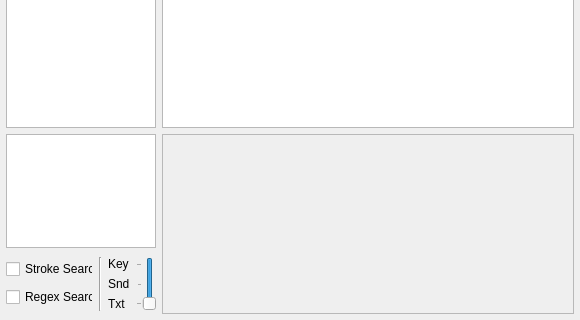
Old version of the form spectra_lexer/qt/main_window.ui in the repository fourshade/spectra_lexer; both pictures show x 0 to 580 and y 150 to 470 of the 580 by 470 pixel window.
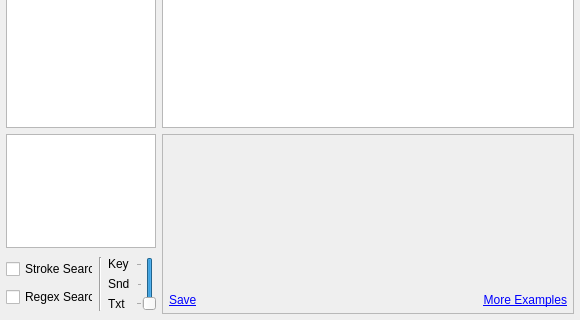
New version of the form. Custom widgets are drawn as their Qt base class.

Commit message: Add example and save links to built-in GUI

Patch:
```diff
--- a/spectra_lexer/qt/main_window.ui
+++ b/spectra_lexer/qt/main_window.ui
@@ -365,10 +365,7 @@
       <property name="frameShape">
        <enum>QFrame::StyledPanel</enum>
       </property>
-      <layout class="QVBoxLayout" name="lt_info">
-       <property name="spacing">
-        <number>2</number>
-       </property>
+      <layout class="QGridLayout" name="lt_info">
        <property name="leftMargin">
         <number>6</number>
        </property>
@@ -381,6 +378,11 @@
        <property name="bottomMargin">
         <number>6</number>
        </property>
+       <item row="0" column="0">
+        <layout class="QVBoxLayout" name="lt_info_main">
+         <property name="spacing">
+          <number>2</number>
+         </property>
        <item>
         <widget class="QLabel" name="w_caption">
          <property name="sizePolicy">
@@ -430,6 +432,44 @@
           </size>
          </property>
         </widget>
+         </item>
+        </layout>
+       </item>
+       <item row="0" column="0">
+        <layout class="QHBoxLayout" name="lt_info_links">
+         <item>
+          <widget class="QLabel" name="w_link_save">
+           <property name="text">
+            <string>&lt;a href='dummy'&gt;Save&lt;/a&gt;</string>
+           </property>
+           <property name="textFormat">
+            <enum>Qt::RichText</enum>
+           </property>
+           <property name="alignment">
+            <set>Qt::AlignBottom|Qt::AlignLeading|Qt::AlignLeft</set>
+           </property>
+           <property name="textInteractionFlags">
+            <set>Qt::LinksAccessibleByKeyboard|Qt::LinksAccessibleByMouse</set>
+           </property>
+          </widget>
+         </item>
+         <item>
+          <widget class="QLabel" name="w_link_examples">
+           <property name="text">
+            <string>&lt;a href='dummy'&gt;More Examples&lt;/a&gt;</string>
+           </property>
+           <property name="textFormat">
+            <enum>Qt::RichText</enum>
+           </property>
+           <property name="alignment">
+            <set>Qt::AlignBottom|Qt::AlignRight|Qt::AlignTrailing</set>
+           </property>
+           <property name="textInteractionFlags">
+            <set>Qt::LinksAccessibleByKeyboard|Qt::LinksAccessibleByMouse</set>
+           </property>
+          </widget>
+         </item>
+        </layout>
        </item>
       </layout>
      </widget>
```
Lines whose indentation alone changed are shown as unchanged. The commit also changes 8 other files.
